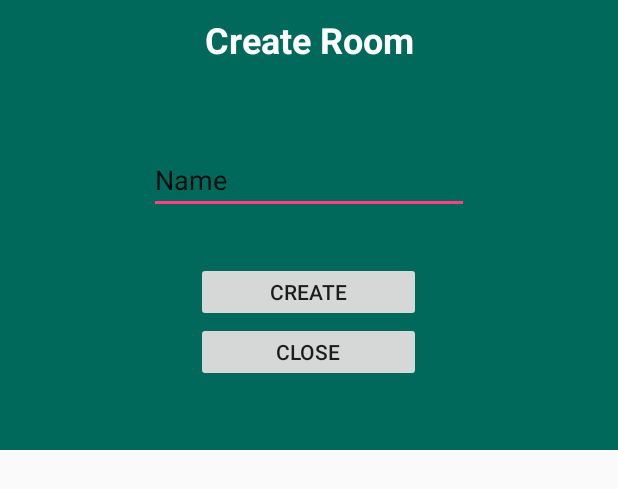
After one commit to Dawid01/Card-Games, an Android app: the layout create_room.xml on its own in the app's theme, with its tools: preview values and no code run, on a phone screen of 412 x 824 dp. The commit adds this screen. Shown: the top 489 px of the screen. Run offline under Robolectric (Android 15) with nearby library versions, the phone set to English and light mode, and no system bars.

Commit message:
Google Create Games 1.

```diff
--- a/app/build.gradle
+++ b/app/build.gradle
@@ -25,6 +25,7 @@ dependencies {
     implementation 'com.google.firebase:firebase-auth:16.0.2'
     implementation 'com.google.android.gms:play-services-auth:15.0.1'
     implementation 'com.squareup.picasso:picasso:2.71828'
+    implementation 'com.google.firebase:firebase-database:16.0.1'
     testImplementation 'junit:junit:4.12'
     androidTestImplementation 'com.android.support.test:runner:1.0.2'
     androidTestImplementation 'com.android.support.test.espresso:espresso-core:3.0.2'
--- a/app/src/main/AndroidManifest.xml
+++ b/app/src/main/AndroidManifest.xml
@@ -19,7 +19,8 @@
             </intent-filter>
         </activity>
         <activity android:name=".MainActivity" />
-        <activity android:name=".AccountActivity"></activity>
+        <activity android:name=".AccountActivity" />
+        <activity android:name=".RoomsActivity"></activity>
     </application>
 
 </manifest>
--- a/app/src/main/java/com/szczepaniak/dawid/cardgames/MainActivity.java
+++ b/app/src/main/java/com/szczepaniak/dawid/cardgames/MainActivity.java
@@ -16,6 +16,9 @@ import java.util.Random;
 
 public class MainActivity extends AppCompatActivity {
 
+
+    private int gameID;
+
     LinearLayout cards;
     LinearLayout usedCards;
 
@@ -26,6 +29,8 @@ public class MainActivity extends AppCompatActivity {
     protected void onCreate(Bundle savedInstanceState) {
         super.onCreate(savedInstanceState);
         setContentView(R.layout.activity_main);
+        Bundle extras = getIntent().getExtras();
+        gameID = extras.getInt("GameID");
 
         cards =  findViewById(R.id.Cards);
         usedCards =  findViewById(R.id.usedCards);
--- a/app/src/main/res/layout/activity_account.xml
+++ b/app/src/main/res/layout/activity_account.xml
@@ -8,6 +8,7 @@
     tools:context="com.szczepaniak.dawid.cardgames.AccountActivity">
 
     <RelativeLayout
+        android:id="@+id/Container"
         android:layout_width="match_parent"
         android:layout_height="match_parent">
 
@@ -17,7 +18,8 @@
             android:layout_height="150dp"
             android:layout_alignParentTop="true"
             android:layout_centerHorizontal="true"
-            android:layout_marginTop="16dp" />
+            android:layout_marginTop="16dp"
+            android:background="@drawable/common_google_signin_btn_icon_dark" />
 
         <TextView
             android:id="@+id/AccountName"
@@ -58,5 +60,6 @@
             android:layout_below="@+id/Play"
             android:layout_marginTop="30dp"
             android:text="Log out" />
+
     </RelativeLayout>
 </android.support.constraint.ConstraintLayout>
--- /dev/null
+++ b/app/src/main/res/layout/create_room.xml
@@ -0,0 +1,56 @@
+<?xml version="1.0" encoding="utf-8"?>
+<android.support.constraint.ConstraintLayout
+    xmlns:android="http://schemas.android.com/apk/res/android"
+    xmlns:tools="http://schemas.android.com/tools"
+    android:layout_width="match_parent"
+    android:layout_height="match_parent">
+
+    <RelativeLayout
+        android:layout_width="match_parent"
+        android:layout_height="300dp"
+        android:background="@color/colorPrimary">
+
+        <TextView
+            android:id="@+id/CreateRoom"
+            android:layout_width="match_parent"
+            android:layout_height="wrap_content"
+            android:layout_margin="10dp"
+            android:text="Create Room"
+            android:textAlignment="center"
+            android:textColor="@color/common_google_signin_btn_text_dark_default"
+            android:textSize="24sp"
+            android:textStyle="bold"
+            tools:layout_editor_absoluteX="146dp"
+            tools:layout_editor_absoluteY="98dp" />
+
+        <Button
+            android:id="@+id/Create"
+            android:layout_width="150dp"
+            android:layout_height="40dp"
+            android:layout_above="@+id/Close"
+            android:layout_alignStart="@+id/Close"
+            android:text="Create" />
+
+        <Button
+            android:id="@+id/Close"
+            android:layout_width="150dp"
+            android:layout_height="40dp"
+            android:layout_alignParentBottom="true"
+            android:layout_centerHorizontal="true"
+            android:layout_marginBottom="45dp"
+            android:text="Close" />
+
+        <EditText
+            android:id="@+id/RoomName"
+            android:layout_width="wrap_content"
+            android:layout_height="wrap_content"
+            android:layout_above="@+id/Create"
+            android:layout_centerHorizontal="true"
+            android:layout_marginBottom="32dp"
+            android:ems="10"
+            android:inputType="textPersonName"
+            android:text="Name" />
+
+    </RelativeLayout>
+
+</android.support.constraint.ConstraintLayout>
```
Also changed, not shown: app/src/main/java/com/szczepaniak/dawid/cardgames/AccountActivity.java (+64 -0 lines), app/src/main/java/com/szczepaniak/dawid/cardgames/Game.java (added, +45 -0 lines), app/src/main/java/com/szczepaniak/dawid/cardgames/RoomsActivity.java (added, +83 -0 lines), app/src/main/res/layout/activity_rooms.xml (added, +44 -0 lines).
